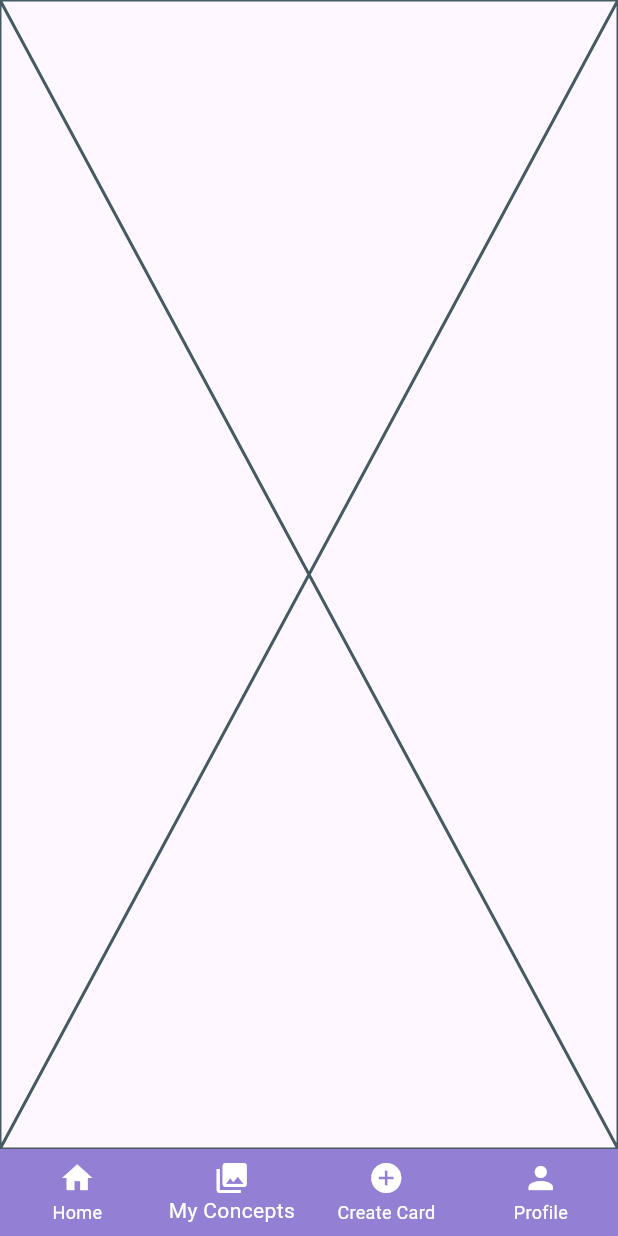
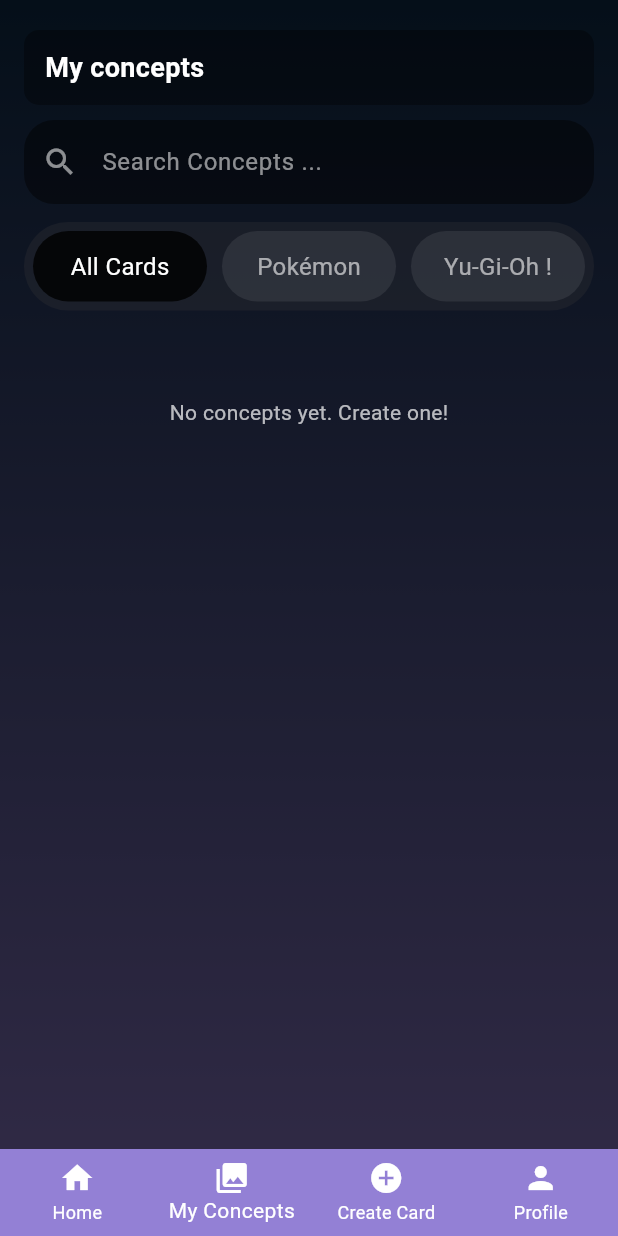
Before and after one commit to MEERABLK/project-yp, a Flutter app: the MainShell screen opened directly, item 2 of the bottom bar chosen, on a phone screen of 412 x 824 dp. Run offline on Flutter 3.47's test engine with Material 3 defaults, Android fonts, the phone set to English and light mode, and no system bars; our stand-ins replace cloud_firestore, firebase_auth, firebase_core, flutter_hex_color, geolocator, google_sign_in and 1 more; accounts and stored records are empty; network calls fail; Roboto replaces fonts that are missing (Iceland).

Commit message:
feat: myConcepts page

```diff
--- a/lib/nav.dart
+++ b/lib/nav.dart
@@ -18,7 +18,7 @@ class _MainShellState extends State<MainShell> {
   Widget build(BuildContext context) {
     final tabs = [
       HomeView(),
-      const Placeholder(),
+      const MyConceptView(),
       const CreateView(),
       const ProfileView(),
     ];
--- a/lib/pages.dart
+++ b/lib/pages.dart
@@ -21,3 +21,4 @@ export 'nav.dart';
 export 'models/comments_model.dart';
 export 'view_models/comments_view_model.dart';
 export 'views/yugioh_view.dart';
+export 'views/myconcept_view.dart';
--- /dev/null
+++ b/lib/views/myconcept_view.dart
@@ -0,0 +1,409 @@
+import '../dependencies.dart';
+import '../pages.dart';
+
+class MyConceptView extends StatefulWidget {
+  const MyConceptView({super.key});
+
+  @override
+  State<MyConceptView> createState() => _MyConceptViewScreenState();
+}
+
+class _MyConceptViewScreenState extends State<MyConceptView> {
+  final GoogleSignIn googleSignIn = GoogleSignIn();
+  final String userEmail = FirebaseAuth.instance.currentUser?.email ?? "No email";
+  final String? uid = FirebaseAuth.instance.currentUser?.uid;
+
+  int _selectedTab = 0; // 0=All, 1=Pokémon, 2=Yu-Gi-Oh
+  String searchQuery = "";
+
+  Future<void> logout() async {
+    showDialog(
+      context: context,
+      barrierDismissible: false,
+      builder: (_) => const Center(child: CircularProgressIndicator()),
+    );
+
+    try {
+      await Future.wait([
+        googleSignIn.signOut(),
+        FirebaseAuth.instance.signOut(),
+      ]);
+
+      Navigator.pop(context);
+
+      ScaffoldMessenger.of(context).showSnackBar(
+        const SnackBar(content: Text('Logged out successfully')),
+      );
+
+      Navigator.pushReplacement(
+        context,
+        MaterialPageRoute(builder: (_) => const RegisterScreen()),
+      );
+    } catch (e) {
+      Navigator.pop(context);
+      ScaffoldMessenger.of(context).showSnackBar(
+        SnackBar(content: Text('Error logging out: $e')),
+      );
+    }
+  }
+
+  @override
+  Widget build(BuildContext context) {
+    if (uid == null) {
+      return Scaffold(
+        body: Center(
+          child: Text(
+            "Please login first.",
+            style: TextStyle(color: Colors.white.withOpacity(0.8)),
+          ),
+        ),
+      );
+    }
+
+    final pokemonStream = FirebaseFirestore.instance
+        .collection('PokemonCards')
+        .where('createdBy', isEqualTo: uid)
+        .snapshots();
+
+    return Scaffold(
+      body: Stack(
+        children: [
+          // Background gradient
+          Container(
+            width: double.infinity,
+            height: double.infinity,
+            decoration: BoxDecoration(
+              gradient: LinearGradient(
+                colors: [HexColor("#0F2F4E"), HexColor("#9380D5")],
+                begin: Alignment.topCenter,
+                end: Alignment.bottomCenter,
+              ),
+            ),
+          ),
+          Container(
+            width: double.infinity,
+            color: Colors.black.withOpacity(0.68),
+          ),
+
+          SingleChildScrollView(
+            padding: const EdgeInsets.only(top: 20, left: 16, right: 16, bottom: 30),
+            child: Column(
+              crossAxisAlignment: CrossAxisAlignment.start,
+              children: [
+
+
+                // “My concepts” header block
+                Container(
+                  width: double.infinity,
+                  padding: const EdgeInsets.symmetric(horizontal: 14, vertical: 12),
+                  decoration: BoxDecoration(
+                    color: Colors.black.withOpacity(0.35),
+                    borderRadius: BorderRadius.circular(10),
+                  ),
+                  child: const Text(
+                    "My concepts",
+                    style: TextStyle(
+                      color: Colors.white,
+                      fontSize: 18,
+                      fontWeight: FontWeight.w600,
+                    ),
+                  ),
+                ),
+
+                const SizedBox(height: 10),
+
+                // Search bar
+                TextField(
+                  style: const TextStyle(color: Colors.white),
+                  onChanged: (val) => setState(() => searchQuery = val),
+                  decoration: InputDecoration(
+                    hintText: "Search Concepts ...",
+                    hintStyle: const TextStyle(color: Colors.white54),
+                    filled: true,
+                    fillColor: Colors.black.withOpacity(0.45),
+                    border: OutlineInputBorder(
+                      borderRadius: BorderRadius.circular(20),
+                      borderSide: BorderSide.none,
+                    ),
+                    prefixIcon: const Icon(Icons.search, color: Colors.white54),
+                  ),
+                ),
+
+                const SizedBox(height: 12),
+
+                // Filter tabs
+                Container(
+                  padding: const EdgeInsets.all(6),
+                  decoration: BoxDecoration(
+                    color: HexColor("#292A30").withOpacity(0.44),
+                    borderRadius: BorderRadius.circular(40),
+                  ),
+                  child: Row(
+                    children: [
+                      _buildTab("All Cards", 0),
+                      const SizedBox(width: 10),
+                      _buildTab("Pokémon", 1),
+                      const SizedBox(width: 10),
+                      _buildTab("Yu-Gi-Oh !", 2),
+                    ],
+                  ),
+                ),
+
+                const SizedBox(height: 18),
+
+
+                const SizedBox(height: 10),
+
+                // Cards list
+                StreamBuilder<QuerySnapshot>(
+                  stream: pokemonStream,
+                  builder: (context, snap) {
+                    if (snap.connectionState == ConnectionState.waiting) {
+                      return const Center(child: CircularProgressIndicator());
+                    }
+                    if (snap.hasError) {
+                      return Text(
+                        "Error: ${snap.error}",
+                        style: const TextStyle(color: Colors.white),
+                      );
+                    }
+
+                    final docs = snap.data?.docs ?? [];
+
+                    // Convert to PokemonModel
+                    final allPokemon = docs.map((d) {
+                      final data = d.data() as Map<String, dynamic>;
+                      //abilities as List, make sure fromJson handles it
+                      return PokemonModel.fromJson(data);
+                    }).toList();
+
+                    // Tabs: MyConceptView should show created Pokémon.
+                    final filtered = allPokemon.where((p) {
+                      final matchesSearch =
+                      p.name.toLowerCase().contains(searchQuery.toLowerCase());
+                      final matchesTab = (_selectedTab == 0 || _selectedTab == 1);
+                      return matchesSearch && matchesTab;
+                    }).toList();
+
+                    if (filtered.isEmpty) {
+                      return const Padding(
+                        padding: EdgeInsets.only(top: 30),
+                        child: Center(
+                          child: Text(
+                            "No concepts yet. Create one!",
+                            style: TextStyle(color: Colors.white70),
+                          ),
+                        ),
+                      );
+                    }
+
+                    return Column(
+                      children: filtered.map((p) {
+                        return _MyPokemonCardExact(pokemon: p);
+                      }).toList(),
+                    );
+                  },
+                ),
+              ],
+            ),
+          ),
+        ],
+      ),
+    );
+  }
+
+  Widget _buildTab(String text, int index) {
+    bool selected = _selectedTab == index;
+    return Expanded(
+      child: GestureDetector(
+        onTap: () => setState(() => _selectedTab = index),
+        child: Container(
+          padding: const EdgeInsets.symmetric(vertical: 12),
+          alignment: Alignment.center,
+          decoration: BoxDecoration(
+            color: selected ? Colors.black.withOpacity(0.8) : Colors.white.withOpacity(0.08),
+            borderRadius: BorderRadius.circular(40),
+          ),
+          child: Text(
+            text,
+            style: TextStyle(
+              color: selected ? Colors.white : Colors.white60,
+              fontSize: 16,
+              fontFamily: 'Iceland',
+            ),
+          ),
+        ),
+      ),
+    );
+  }
+}
+
+class _MyPokemonCardExact extends StatelessWidget {
+  final PokemonModel pokemon;
+  const _MyPokemonCardExact({required this.pokemon});
+
+  @override
+  Widget build(BuildContext context) {
+    final stats = pokemon.baseStats;
+
+    return Container(
+      margin: const EdgeInsets.only(bottom: 16),
+      padding: const EdgeInsets.all(10),
+      decoration: BoxDecoration(
+        color: Colors.black.withOpacity(0.75),
+        borderRadius: BorderRadius.circular(14),
+        border: Border.all(color: Colors.white.withOpacity(0.15)),
+      ),
+      child: Container(
+        decoration: BoxDecoration(
+          color: const Color(0xFF0B6C78),
+          borderRadius: BorderRadius.circular(12),
+          border: Border.all(color: Colors.white, width: 2),
+          boxShadow: const [
+            BoxShadow(blurRadius: 8, color: Colors.black26),
+          ],
+        ),
+        child: Column(
+          crossAxisAlignment: CrossAxisAlignment.start,
+          children: [
+            // Header row
+            Padding(
+              padding: const EdgeInsets.symmetric(horizontal: 12, vertical: 10),
+              child: Row(
+                children: [
+                  const Text(
+                    "POKÉMON",
+                    style: TextStyle(color: Colors.white70, fontSize: 10, letterSpacing: 1.1),
+                  ),
+                  const Spacer(),
+                  Container(
+                    padding: const EdgeInsets.symmetric(horizontal: 10, vertical: 4),
+                    decoration: BoxDecoration(
+                      color: Colors.black.withOpacity(0.35),
+                      borderRadius: BorderRadius.circular(14),
+                      border: Border.all(color: Colors.white24),
+                    ),
+                    child: Text(
+                      (pokemon.types.isNotEmpty ? pokemon.types.first : "—").toUpperCase(),
+                      style: const TextStyle(color: Colors.white, fontSize: 10),
+                    ),
+                  ),
+                ],
+              ),
+            ),
+
+            // Name
+            Padding(
+              padding: const EdgeInsets.symmetric(horizontal: 12),
+              child: Text(
+                pokemon.name,
+                style: const TextStyle(
+                  color: Colors.white,
+                  fontSize: 22,
+                  fontWeight: FontWeight.w700,
+                ),
+              ),
+            ),
+
+            const SizedBox(height: 8),
+
+            // Image block
+            Container(
+              height: 170,
+              width: double.infinity,
+              margin: const EdgeInsets.symmetric(horizontal: 12),
+              decoration: BoxDecoration(
+                color: Colors.black.withOpacity(0.18),
+                borderRadius: BorderRadius.circular(10),
+              ),
+              child: Image.network(
+                pokemon.image,
+                fit: BoxFit.contain,
+                errorBuilder: (_, __, ___) => const Icon(Icons.broken_image, color: Colors.white),
+              ),
+            ),
+
+            const SizedBox(height: 10),
+
+            // Abilities + stats
+            Padding(
+              padding: const EdgeInsets.symmetric(horizontal: 12),
+              child: Text(
+                "Abilities: ${pokemon.abilities.join(', ')}",
+                style: const TextStyle(color: Colors.white, fontSize: 12),
+              ),
+            ),
+
+            const SizedBox(height: 10),
+
+            Padding(
+              padding: const EdgeInsets.symmetric(horizontal: 12),
+              child: Column(
+                children: [
+                  _stat("HP", stats['hp'] ?? 0),
+                  _stat("Atk", stats['atk'] ?? 0),
+                  _stat("Def", stats['def'] ?? 0),
+                  _stat("Sp Atk", stats['spa'] ?? 0),
+                  _stat("Sp Def", stats['spd'] ?? 0),
+                  _stat("Speed", stats['spe'] ?? 0),
+                ],
+              ),
+            ),
+
+            const SizedBox(height: 10),
+
+            // Footer
+            Padding(
+              padding: const EdgeInsets.only(left: 12, right: 12, bottom: 12),
+              child: Row(
+                children: [
+                  Expanded(
+                    child: Text(
+                      "This Pokémon concept was created by you.",
+                      style: TextStyle(color: Colors.white.withOpacity(0.75), fontSize: 10),
+                    ),
+                  ),
+                  const Icon(Icons.edit, color: Colors.white70, size: 16),
+                  const SizedBox(width: 8),
+                  const Icon(Icons.delete, color: Colors.redAccent, size: 16),
+                ],
+              ),
+            ),
+          ],
+        ),
+      ),
+    );
+  }
+
+  Widget _stat(String label, int value) {
+    final v = value.clamp(0, 255);
+    return Padding(
+      padding: const EdgeInsets.only(bottom: 6),
+      child: Row(
+        children: [
+          SizedBox(
+            width: 50,
+            child: Text(
+              "$label $v",
+              style: const TextStyle(color: Colors.white, fontSize: 11),
+            ),
+          ),
+          const SizedBox(width: 10),
+          Expanded(
+            child: ClipRRect(
+              borderRadius: BorderRadius.circular(20),
+              child: LinearProgressIndicator(
+                value: v / 255.0,
+                minHeight: 10,
+                backgroundColor: Colors.white.withOpacity(0.20),
+                valueColor: AlwaysStoppedAnimation(
+                  (v >= 120) ? const Color(0xFF7CFF6B) : const Color(0xFFFFD34D),
+                ),
+              ),
+            ),
+          ),
+        ],
+      ),
+    );
+  }
+}
```
Also changed, not shown: lib/views/create_view.dart (+11 -0 lines), lib/views/home_view.dart (+22 -9 lines).
